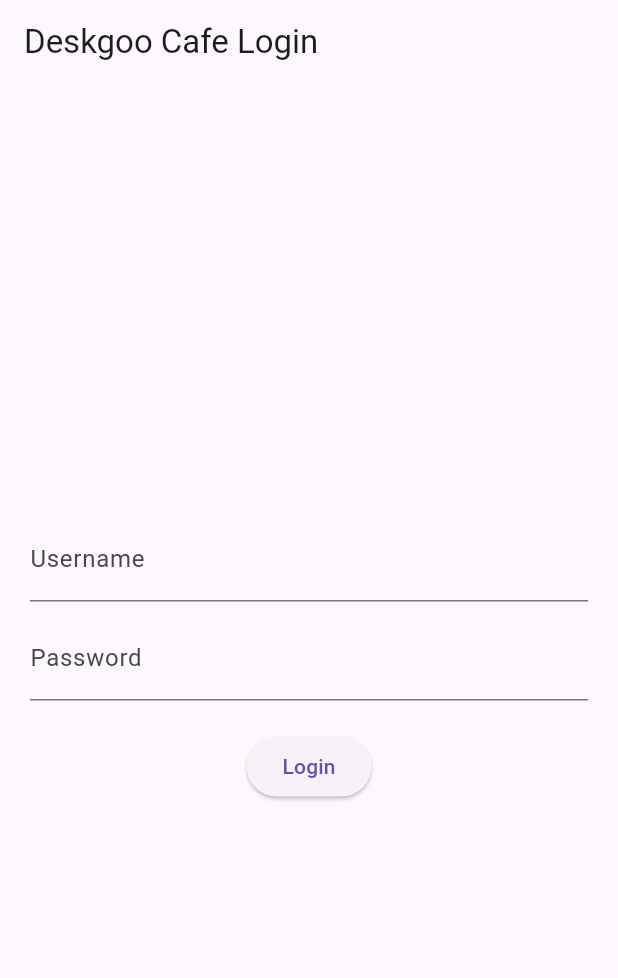
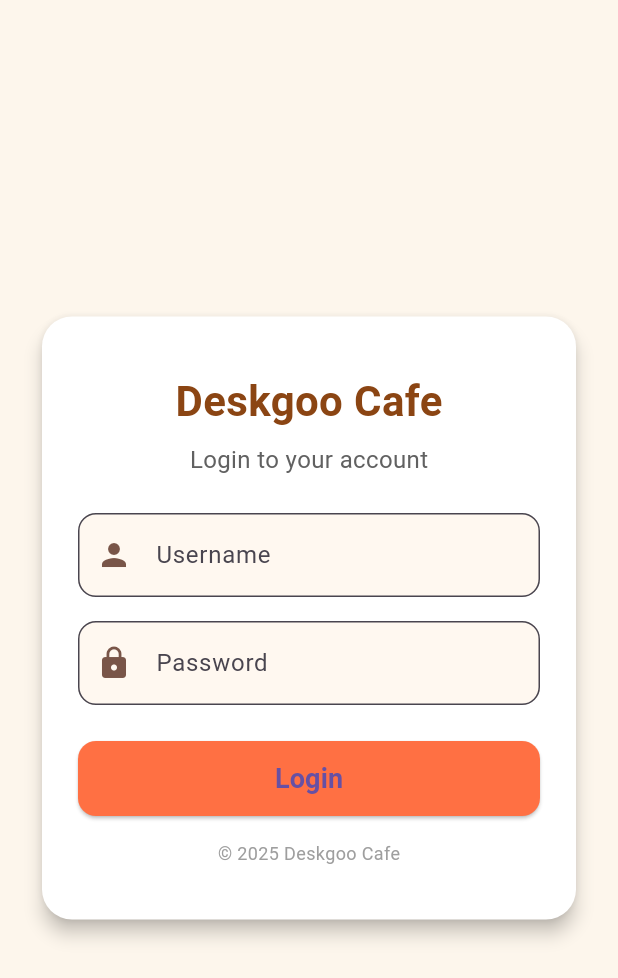
Before and after one commit to archana-acharya1/cafe, a Flutter app: the screen it shows after launch, on a phone screen of 412 x 824 dp. Shown: the top 978 px of the screen. Run offline on Flutter 3.47's test engine with Material 3 defaults, Android fonts, the light colour scheme and no system bars; our stand-ins replace hive, hive_flutter, image_picker, pdf, printing; accounts and stored records are empty; generated files the repository leaves out were written again.

Commit message:
Updated UI of login screen

```diff
--- a/lib/screens/login_page.dart
+++ b/lib/screens/login_page.dart
@@ -13,6 +13,7 @@
 class _LoginPageState extends State<LoginPage> {
   final TextEditingController emailController = TextEditingController();
   final TextEditingController passwordController = TextEditingController();
+  bool isLoading = false;
 
   Future<void> loginUser() async {
     String username = emailController.text.trim();
@@ -25,8 +26,8 @@
       return;
     }
 
-    showDialog(context: context, builder: (context) {
-      return Center(child: CircularProgressIndicator());
+    setState(() {
+      isLoading = true;
     });
 
     try {
@@ -39,23 +40,26 @@
         }),
       );
 
+      setState(() {
+        isLoading = false;
+      });
+
       if (response.statusCode == 200) {
         final data = jsonDecode(response.body);
 
-
-        Navigator.pop(context);
         Navigator.pushReplacement(
           context,
           MaterialPageRoute(builder: (context) => const Dashboard()),
         );
       } else {
-        Navigator.pop(context);
         ScaffoldMessenger.of(context).showSnackBar(
           const SnackBar(content: Text("Invalid username or password")),
         );
       }
     } catch (e) {
-      Navigator.pop(context);
+      setState(() {
+        isLoading = false;
+      });
       ScaffoldMessenger.of(context).showSnackBar(
         SnackBar(content: Text("Error: $e")),
       );
@@ -64,29 +68,98 @@
 
   @override
   Widget build(BuildContext context) {
+    final themeColor = const Color(0xFF8B4513); // coffee brown
+    final accentColor = const Color(0xFFFF7043); // orange accent
+
     return Scaffold(
-      appBar: AppBar(title: const Text("Deskgoo Cafe Login")),
-      body: Padding(
-        padding: const EdgeInsets.all(20),
+      backgroundColor: const Color(0xFFFDF6EC), // warm cream
+      body: Center(
+        child: SingleChildScrollView(
+          padding: const EdgeInsets.symmetric(horizontal: 24),
+          child: Card(
+            shape: RoundedRectangleBorder(borderRadius: BorderRadius.circular(20)),
+            elevation: 5,
+            color: Colors.white,
+            child: Padding(
+              padding: const EdgeInsets.symmetric(horizontal: 24, vertical: 36),
               child: Column(
-          mainAxisAlignment: MainAxisAlignment.center,
+                mainAxisSize: MainAxisSize.min,
                 children: [
+                  Text(
+                    "Deskgoo Cafe",
+                    style: TextStyle(
+                      color: themeColor,
+                      fontSize: 28,
+                      fontWeight: FontWeight.bold,
+                    ),
+                  ),
+                  const SizedBox(height: 8),
+                  Text(
+                    "Login to your account",
+                    style: TextStyle(
+                      color: Colors.grey[700],
+                      fontSize: 16,
+                    ),
+                  ),
+                  const SizedBox(height: 24),
                   TextField(
                     controller: emailController,
-              decoration: const InputDecoration(labelText: "Username"),
+                    decoration: InputDecoration(
+                      labelText: "Username",
+                      prefixIcon: const Icon(Icons.person, color: Colors.brown),
+                      border: OutlineInputBorder(
+                        borderRadius: BorderRadius.circular(12),
                       ),
-            const SizedBox(height: 10),
+                      filled: true,
+                      fillColor: const Color(0xFFFFF8F0),
+                    ),
+                  ),
+                  const SizedBox(height: 16),
                   TextField(
                     controller: passwordController,
-              decoration: const InputDecoration(labelText: "Password"),
                     obscureText: true,
+                    decoration: InputDecoration(
+                      labelText: "Password",
+                      prefixIcon: const Icon(Icons.lock, color: Colors.brown),
+                      border: OutlineInputBorder(
+                        borderRadius: BorderRadius.circular(12),
                       ),
-            const SizedBox(height: 20),
-            ElevatedButton(
-              onPressed: loginUser,
-              child: const Text("Login"),
+                      filled: true,
+                      fillColor: const Color(0xFFFFF8F0),
+                    ),
+                  ),
+                  const SizedBox(height: 24),
+                  SizedBox(
+                    width: double.infinity,
+                    height: 50,
+                    child: ElevatedButton(
+                      onPressed: isLoading ? null : loginUser,
+                      style: ElevatedButton.styleFrom(
+                        backgroundColor: accentColor,
+                        shape: RoundedRectangleBorder(
+                          borderRadius: BorderRadius.circular(12),
+                        ),
+                      ),
+                      child: isLoading
+                          ? const CircularProgressIndicator(
+                        color: Colors.white,
+                      )
+                          : const Text(
+                        "Login",
+                        style: TextStyle(
+                            fontSize: 18, fontWeight: FontWeight.w600),
+                      ),
+                    ),
+                  ),
+                  const SizedBox(height: 16),
+                  Text(
+                    "© 2025 Deskgoo Cafe",
+                    style: TextStyle(color: Colors.grey[500], fontSize: 12),
                   ),
                 ],
+              ),
+            ),
+          ),
         ),
       ),
     );
```
Lines whose indentation alone changed are shown as unchanged.
